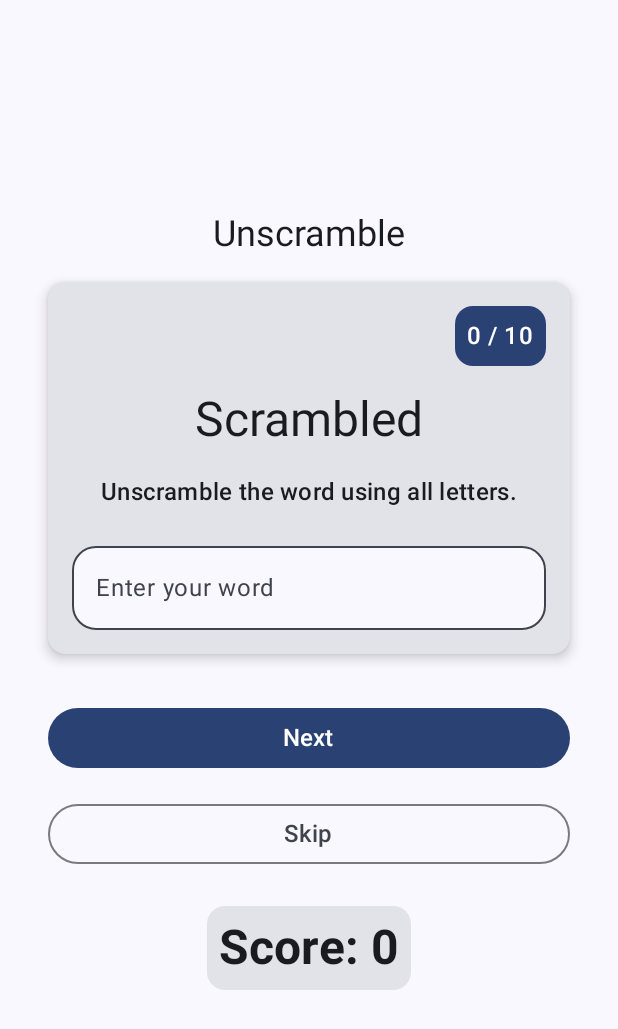
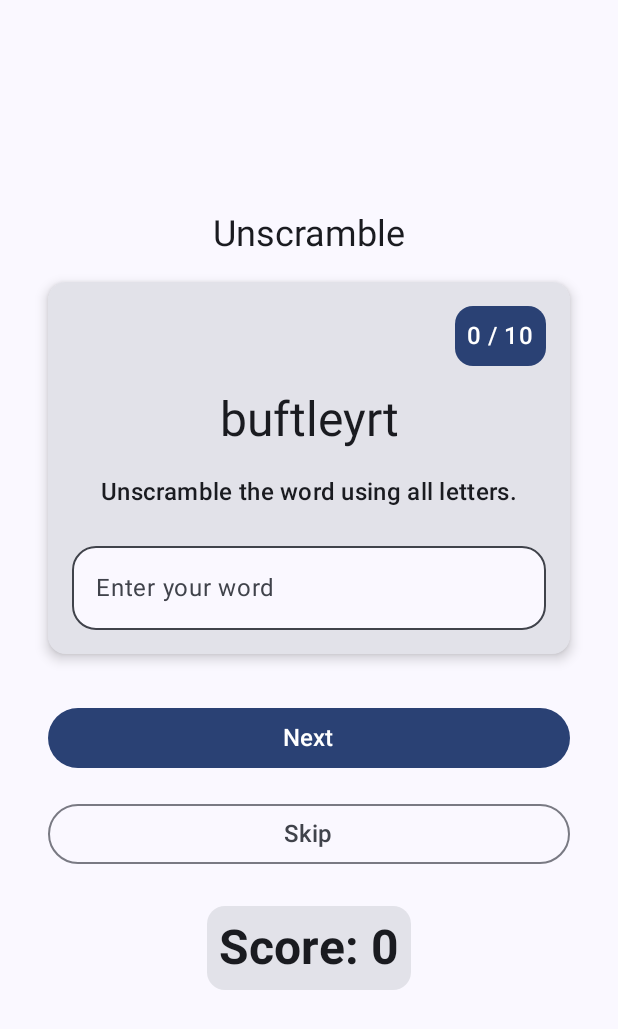
Before and after one commit to shinde-roshan/practice-compose-unscramble, an Android app built with Jetpack Compose: the screen it shows after launch (MainActivity), on a phone screen of 412 x 824 dp. Shown: the top 1029 px of the screen. Run offline under Robolectric (Android 15) with nearby library versions, the phone set to English and light mode, and no system bars.

Commit message:
getting ui state from view model - scrambled word shown in compose ui

```diff
--- a/app/src/main/java/com/example/unscramble/ui/GameScreen.kt
+++ b/app/src/main/java/com/example/unscramble/ui/GameScreen.kt
@@ -26,6 +26,8 @@ import androidx.compose.material3.Text
 import androidx.compose.material3.TextButton
 import androidx.compose.material3.TextFieldDefaults
 import androidx.compose.runtime.Composable
+import androidx.compose.runtime.collectAsState
+import androidx.compose.runtime.getValue
 import androidx.compose.ui.Alignment
 import androidx.compose.ui.Modifier
 import androidx.compose.ui.draw.clip
@@ -40,8 +42,11 @@ import com.example.unscramble.R
 import com.example.unscramble.ui.theme.UnscrambleTheme
 
 @Composable
-fun GameScreen() {
+fun GameScreen(
+    gameViewModel: GameViewModel = GameViewModel()
+) {
     val paddingMedium = dimensionResource(id = R.dimen.padding_medium)
+    val gameUiState by gameViewModel.uiState.collectAsState()
 
     Column(
         verticalArrangement = Arrangement.Center,
@@ -58,6 +63,7 @@ fun GameScreen() {
             style = MaterialTheme.typography.headlineSmall
         )
         GameLayout(
+            scrambledWord = gameUiState.currentScrambledWord,
             modifier = Modifier
                 .fillMaxWidth()
                 .wrapContentHeight()
@@ -93,7 +99,10 @@ fun GameScreen() {
 }
 
 @Composable
-fun GameLayout(modifier: Modifier = Modifier) {
+fun GameLayout(
+    scrambledWord: String,
+    modifier: Modifier = Modifier
+) {
     val paddingMedium = dimensionResource(id = R.dimen.padding_medium)
     val paddingSmall = dimensionResource(id = R.dimen.padding_small)
 
@@ -118,7 +127,7 @@ fun GameLayout(modifier: Modifier = Modifier) {
                         .align(Alignment.End)
                 )
                 Text(
-                    text = "Scrambled",
+                    text = scrambledWord,
                     style = MaterialTheme.typography.headlineLarge
                 )
                 Text(
```
